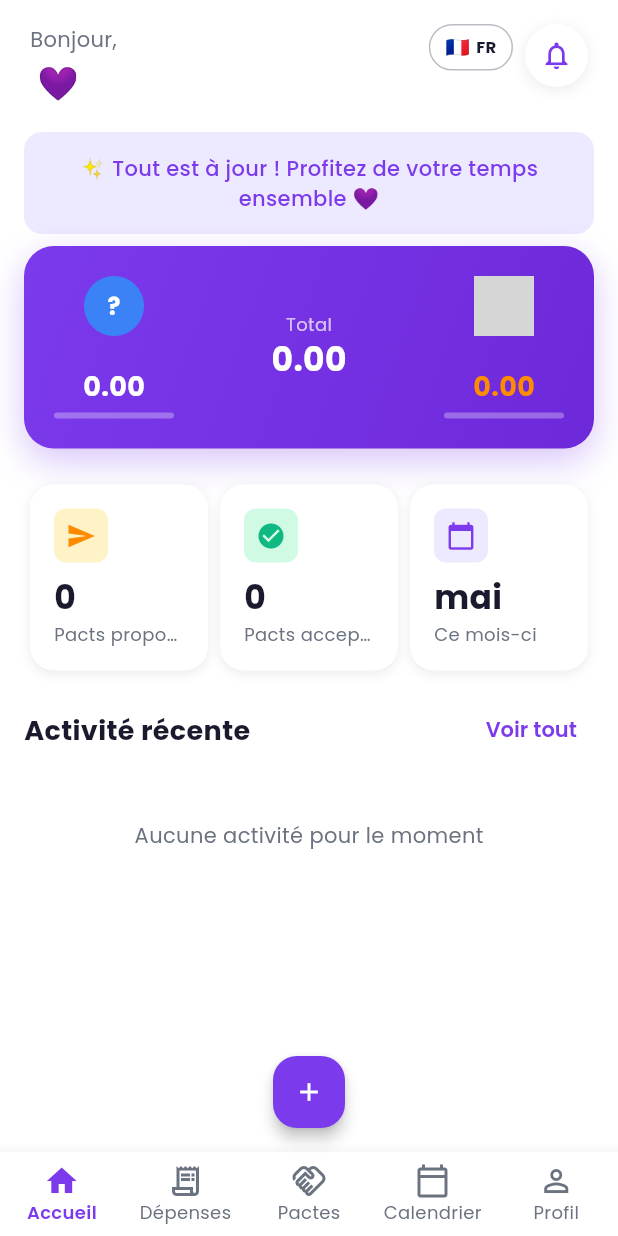
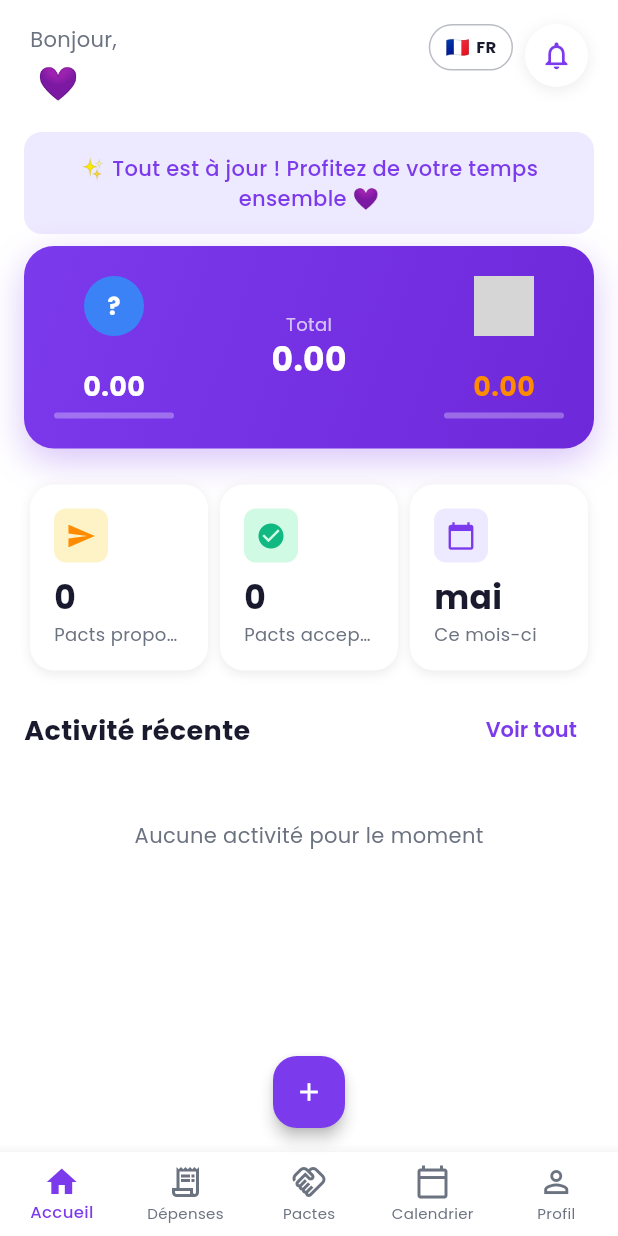
Before and after one commit to hamoudasamia1981-eng/wepact369, a Flutter app: the MainNavigation screen opened by its route, on a phone screen of 412 x 824 dp. Run offline on Flutter 3.47's test engine with Material 3 defaults, Android fonts, the phone set to English and light mode, and no system bars; our stand-ins replace cloud_firestore, firebase_auth, firebase_core, google_fonts, google_sign_in, shared_preferences; accounts and stored records are empty; network calls fail; grey boxes are pictures that could not be loaded.

Commit message:
Compact bottom nav: smaller fonts, weights, icon size
- iconSize: 24
- selectedFontSize: 11, unselectedFontSize: 10
- selectedLabelStyle: w500 / unselectedLabelStyle: w400
FAB, colors, logic and routes unchanged.

Co-Authored-By: Claude Sonnet 4.6 <noreply@anthropic.com>

```diff
--- a/lib/screens/main_navigation.dart
+++ b/lib/screens/main_navigation.dart
@@ -193,6 +193,17 @@ class _MainNavigationState extends State<MainNavigation> {
         type: BottomNavigationBarType.fixed,
         backgroundColor: AppColors.white,
         elevation: 8,
+        iconSize: 24,
+        selectedFontSize: 11,
+        unselectedFontSize: 10,
+        selectedLabelStyle: const TextStyle(
+          fontSize: 11,
+          fontWeight: FontWeight.w500,
+        ),
+        unselectedLabelStyle: const TextStyle(
+          fontSize: 10,
+          fontWeight: FontWeight.w400,
+        ),
         items: navItems,
       ),
     );
```
